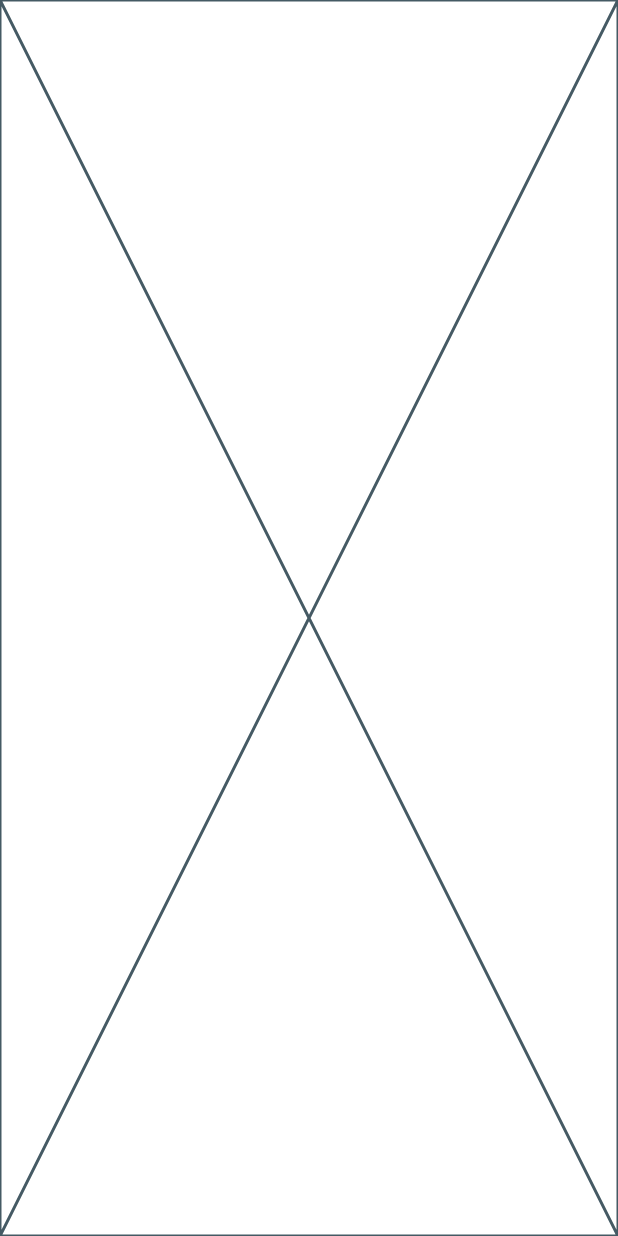
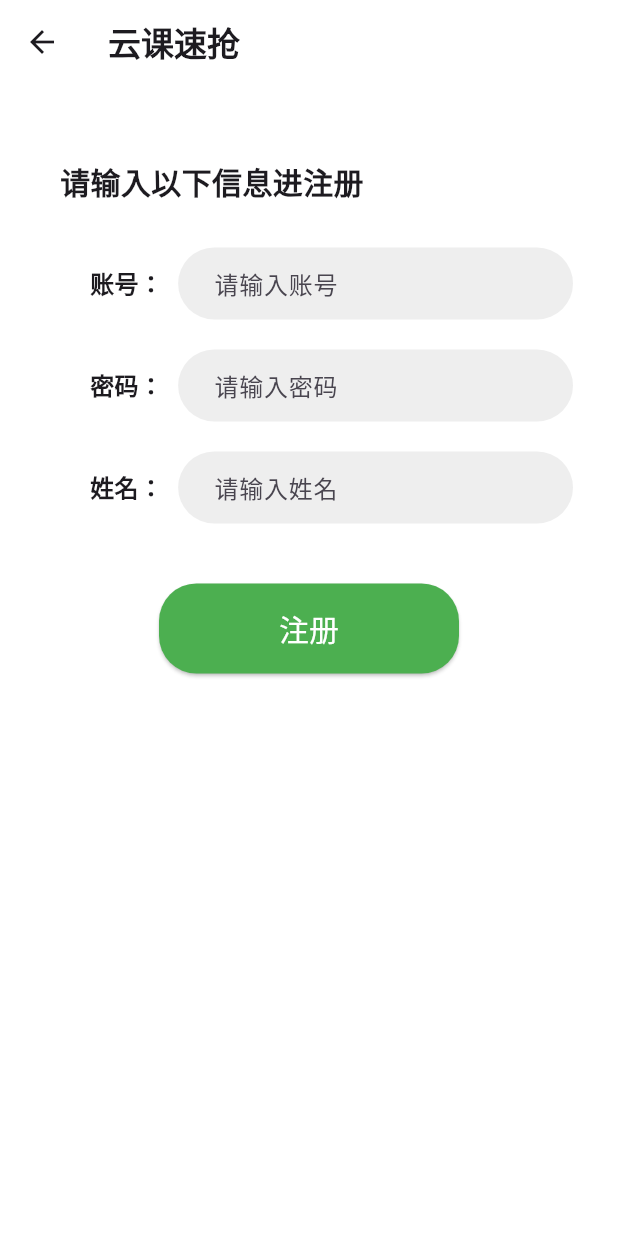
Before and after one commit to LearnTechLogic/CourseSnap, a Flutter app: the screen it shows after launch, after a tap on "登录", after a tap on "注册", on a phone screen of 412 x 824 dp. Run offline on Flutter 3.47's test engine with Material 3 defaults, Android fonts, the phone set to English and light mode, and no system bars; our stand-ins replace dio, get, shared_preferences; network calls fail.

Commit message:
管理端的注册功能的实现

```diff
--- a/course_snap_gl/lib/api/login.dart
+++ b/course_snap_gl/lib/api/login.dart
@@ -2,8 +2,8 @@ import '../constants/index.dart';
 import '../pojo/ManagerInfo.dart';
 import '../utils/DioRequest.dart';
 
-Future<ManagerInfo> loginAPI(Map<String, dynamic> data) async {
+Future<ManagerInfo> managerLoginAPI(Map<String, dynamic> data) async {
   return ManagerInfo.fromJson(
-      await dioRequest.post(HttpConstants.LOGIN, data: data)
+      await dioRequest.post(HttpConstants.MANAGER_LOGIN, data: data)
   );
 }
--- a/course_snap_gl/lib/api/manager.dart
+++ b/course_snap_gl/lib/api/manager.dart
@@ -4,6 +4,6 @@ import 'package:course_snap_gl/utils/DioRequest.dart';
 
 Future<ManagerInfo> getManagerInfoAPI() async {
   return ManagerInfo.fromJson(
-    await dioRequest.get(HttpConstants.USER_PROFILE)
+    await dioRequest.get(HttpConstants.MANAFER_PROFILE)
   );
 }
--- a/course_snap_gl/lib/constants/index.dart
+++ b/course_snap_gl/lib/constants/index.dart
@@ -6,6 +6,7 @@ class GlobalConstants {
 }
 
 class HttpConstants {
-  static const String LOGIN = "/manager/login";
-  static const String USER_PROFILE = "/manager/profile"; // 用户信息
+  static const String MANAGER_LOGIN = "/manager/login";
+  static const String MANAFER_PROFILE = "/manager/profile"; // 用户信息
+  static const String MANAGER_REGISTER = "/manager/register"; // 注册
 }
--- a/course_snap_gl/lib/pages/ErrorView.dart
+++ b/course_snap_gl/lib/pages/ErrorView.dart
@@ -1,4 +1,5 @@
 import 'package:flutter/cupertino.dart';
+import 'package:flutter/material.dart';
 
 class ErrorView extends StatefulWidget {
   const ErrorView({super.key});
@@ -11,7 +12,8 @@ class _ErrorViewState extends State<ErrorView> {
   @override
   Widget build(BuildContext context) {
     return Container(
-      child: Text("请联系管理员"),
+      alignment: Alignment.center,
+      child: Text("请联系管理员",style: TextStyle(fontSize: 20, color: Colors.red)),
     );
   }
 }
--- a/course_snap_gl/lib/pages/LoginPage.dart
+++ b/course_snap_gl/lib/pages/LoginPage.dart
@@ -160,7 +160,7 @@ class _LoginPageState extends State<LoginPage> {
   void _login() async {
     try {
       LoadingDialog.show(context, message: "登录中...");
-      final result = await loginAPI({
+      final result = await managerLoginAPI({
         "account": _accountController.text,
         "password": _passwordController.text
       });
--- a/course_snap_gl/lib/pages/RegisterPage.dart
+++ b/course_snap_gl/lib/pages/RegisterPage.dart
@@ -1,4 +1,10 @@
+import 'package:course_snap_gl/api/register.dart';
+import 'package:dio/dio.dart';
 import 'package:flutter/cupertino.dart';
+import 'package:flutter/material.dart';
+
+import '../utils/LoadingDialog.dart';
+import '../utils/ToastUtils.dart';
 
 class RegisterPage extends StatefulWidget {
   const RegisterPage({super.key});
@@ -8,8 +14,203 @@ class RegisterPage extends StatefulWidget {
 }
 
 class _RegisterPageState extends State<RegisterPage> {
+  TextEditingController _accountController = TextEditingController();
+  TextEditingController _passwordController = TextEditingController();
+  TextEditingController _nameController = TextEditingController();
+  Widget _buildHeader() {
+    return Row(
+      children: [
+        Padding(
+          padding: EdgeInsets.only(left: 10),
+          child: Text(
+            "请输入以下信息进注册",
+            style: TextStyle(
+              fontSize: 20,
+              fontWeight: FontWeight.bold,
+            ),
+          ),
+        )
+      ],
+    );
+   }
+  Widget _buildAccountTextField() {
+    return Row(
+      children: [
+        SizedBox(width: 30),
+        Text(
+          "账号：",
+          style: TextStyle(
+            fontSize: 16,
+            fontWeight: FontWeight.bold,
+          ),
+        ),
+        SizedBox(width: 10),
+        Expanded(
+          child: TextFormField(
+            validator: (value) {
+              if (value == null || value.isEmpty) {
+                return "请输入账号";
+              }
+              if (!RegExp(r"^[0-9]{8}$").hasMatch(value)) {
+                return "账号格式错误";
+              }
+              return null;
+            },
+            controller: _accountController,
+            decoration: InputDecoration(
+              contentPadding: EdgeInsets.only(left: 20),
+              hintText: "请输入账号",
+              fillColor: Colors.grey[200],
+              filled: true,
+              border: OutlineInputBorder(
+                borderSide: BorderSide.none,
+                borderRadius: BorderRadius.circular(25),
+              )
+            )
+          )
+        )
+      ]
+    );
+   }
+  Widget _buildPasswordTextField() {
+    return Row(
+      children: [
+        SizedBox(width: 30),
+        Text(
+          "密码：",
+          style: TextStyle(
+            fontSize: 16,
+            fontWeight: FontWeight.bold,
+          ),
+        ),
+        SizedBox(width: 10),
+        Expanded(
+          child: TextFormField(
+            validator: (value) {
+              if (value == null || value.isEmpty) {
+                return "请输入密码";
+              }
+              return null;
+            },
+            controller: _passwordController,
+            decoration: InputDecoration(
+              contentPadding: EdgeInsets.only(left: 20),
+              hintText: "请输入密码",
+              fillColor: Colors.grey[200],
+              filled: true,
+              border: OutlineInputBorder(
+                borderSide: BorderSide.none,
+                borderRadius: BorderRadius.circular(25),
+              )
+            )
+          )
+        )
+      ]
+    );
+  }
+  Widget _buildNameTextField() {
+    return Row(
+      children: [
+        SizedBox(width: 30),
+        Text(
+          "姓名：",
+          style: TextStyle(
+            fontSize: 16,
+            fontWeight: FontWeight.bold,
+          ),
+        ),
+        SizedBox(width: 10),
+        Expanded(
+          child: TextFormField(
+            validator: (value) {
+              if (value == null || value.isEmpty) {
+                return "请输入姓名";
+              }
+              return null;
+            },
+            controller: _nameController,
+            decoration: InputDecoration(
+              contentPadding: EdgeInsets.only(left: 20),
+              hintText: "请输入姓名",
+              fillColor: Colors.grey[200],
+              filled: true,
+              border: OutlineInputBorder(
+                borderSide: BorderSide.none,
+                borderRadius: BorderRadius.circular(25),
+              )
+            )
+          )
+        )
+      ]
+    );
+  }
+  Widget _buildButton() {
+    return SizedBox(
+      width: 200,
+      height: 60,
+      child: ElevatedButton(
+        style: ElevatedButton.styleFrom(
+          backgroundColor: Colors.green,
+          shape: RoundedRectangleBorder(
+            borderRadius: BorderRadius.circular(25)
+          )
+        ),
+        onPressed: () {
+          if (_formKey.currentState!.validate()) {
+            _register();
+          }
+        },
+        child: Text("注册", style: TextStyle(fontSize: 20, color: Colors.white))
+      )
+    );
+  }
+
+  void _register() async{
+    try {
+      LoadingDialog.show(context, message: "注册中...");
+      await managerRegisterAPI({
+        "account": _accountController.text,
+        "password": _passwordController.text,
+        "name": _nameController.text
+      });
+      LoadingDialog.hide(context);
+      ToastUtils.showToast(context, "注册成功");
+      Navigator.pop(context);
+    }catch(e) {
+      LoadingDialog.hide(context);
+      ToastUtils.showToast(context, (e as DioException).message);
+    }
+  }
+
+  final GlobalKey<FormState> _formKey = GlobalKey<FormState>();
   @override
   Widget build(BuildContext context) {
-    return const Placeholder();
+    return Scaffold(
+      appBar: AppBar(
+        title: Text("云课速抢", style: TextStyle(fontWeight: FontWeight.bold)),
+        backgroundColor: Colors.white
+      ),
+      body: Form(
+        key: _formKey,
+        child: Container(
+          padding: EdgeInsets.all(30),
+          color: Colors.white,
+          child: Column(
+            children: [
+              SizedBox(height: 20),
+              _buildHeader(),
+              SizedBox(height: 30),
+              _buildAccountTextField(),
+              SizedBox(height: 20),
+              _buildPasswordTextField(),
+              SizedBox(height: 20),
+              _buildNameTextField(),
+              SizedBox(height: 40),
+              _buildButton(),
+            ]
+          )
+        )
+      )
+    );
   }
 }
```
Also changed, not shown: course_snap_gl/lib/api/register.dart (added, +9 -0 lines), 6 other files.
